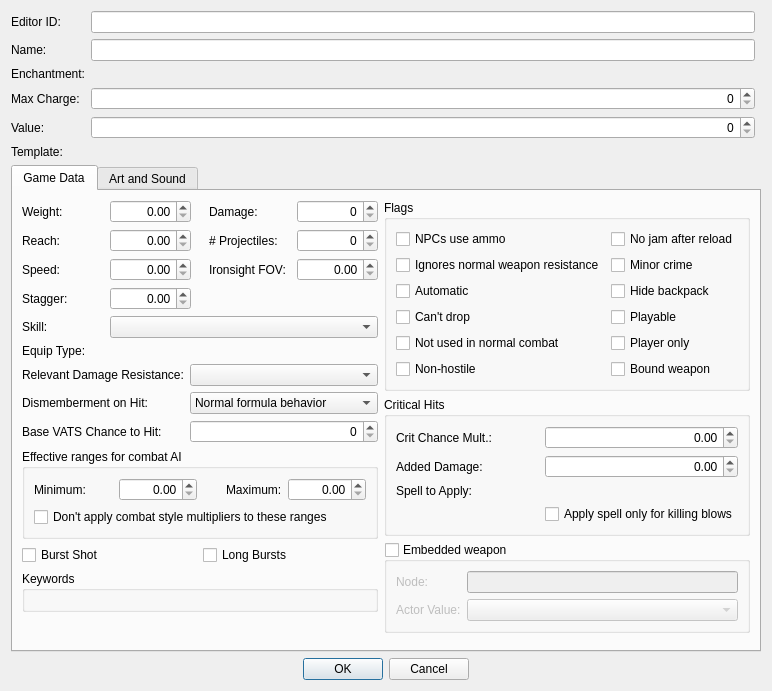
DavidJCobb/DovahKit, file native/src/DovahKit/ui/form_windows/weapon.ui: the form before one commit.
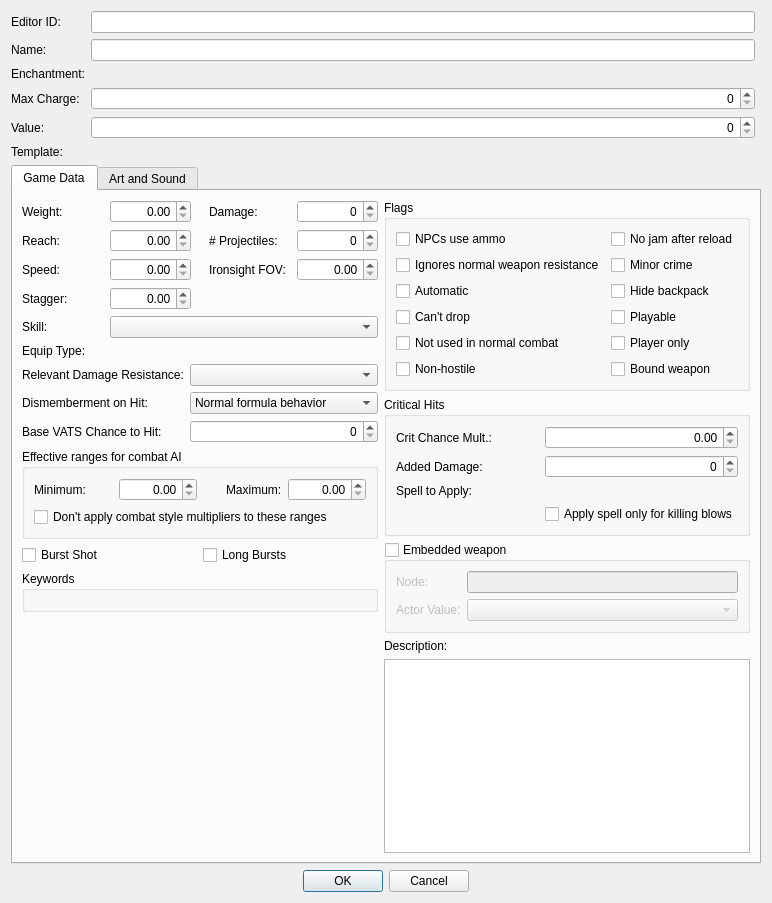
The form after the commit. The open tabs and pages were chosen to show the change. Custom widgets are drawn as their Qt base class.

Diff of the .ui file:
```diff
--- a/native/src/DovahKit/ui/form_windows/weapon.ui
+++ b/native/src/DovahKit/ui/form_windows/weapon.ui
@@ -682,16 +682,6 @@
             <string>Critical Hits</string>
            </property>
            <layout class="QGridLayout" name="gridLayout_4">
-            <item row="1" column="1">
-             <widget class="QDoubleSpinBox" name="critDamage">
-              <property name="whatsThis">
-               <string>The amount of extra damage inflicted by critical hits with this weapon. This is a flat value added to the weapon's computed damage, and it's added after armor-related calculations, so it bypasses the target's armor.</string>
-              </property>
-              <property name="alignment">
-               <set>Qt::AlignRight|Qt::AlignTrailing|Qt::AlignVCenter</set>
-              </property>
-             </widget>
-            </item>
             <item row="2" column="0">
              <widget class="QLabel" name="label_19">
               <property name="text">
@@ -746,6 +736,16 @@
               </property>
              </widget>
             </item>
+            <item row="1" column="1">
+             <widget class="QSpinBox" name="critDamage">
+              <property name="whatsThis">
+               <string>The amount of extra damage inflicted by critical hits with this weapon. This is a flat value added to the weapon's computed damage, and it's added after armor-related calculations, so it bypasses the target's armor.</string>
+              </property>
+              <property name="alignment">
+               <set>Qt::AlignRight|Qt::AlignTrailing|Qt::AlignVCenter</set>
+              </property>
+             </widget>
+            </item>
            </layout>
           </widget>
          </item>
@@ -795,17 +795,21 @@
           </widget>
          </item>
          <item>
-          <spacer name="verticalSpacer_2">
-           <property name="orientation">
-            <enum>Qt::Vertical</enum>
-           </property>
-           <property name="sizeHint" stdset="0">
-            <size>
-             <width>20</width>
-             <height>0</height>
-            </size>
-           </property>
-          </spacer>
+          <layout class="QVBoxLayout" name="descLayout">
+           <item>
+            <widget class="QLabel" name="label_52">
+             <property name="text">
+              <string>Description:</string>
+             </property>
+             <property name="buddy">
+              <cstring>description</cstring>
+             </property>
+            </widget>
+           </item>
+           <item>
+            <widget class="QPlainTextEdit" name="description"/>
+           </item>
+          </layout>
          </item>
         </layout>
        </item>
```
Left out of the diff: 53 changed lines with no effect on the pictures.
